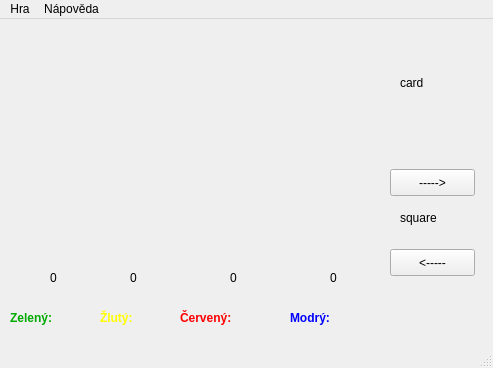
First picture: the form in src/gui/labyrinth/mainwindow.ui, repository nechutny/ICP, before the edit.
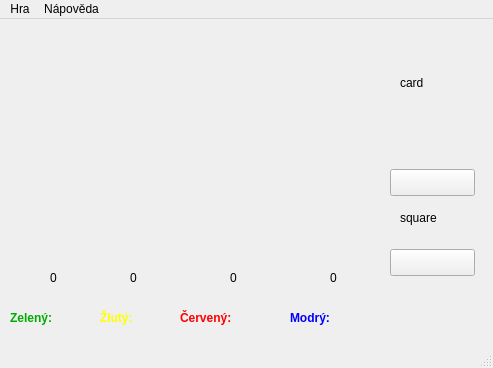
Second picture: the form after the edit.

```diff
--- a/src/gui/labyrinth/mainwindow.ui
+++ b/src/gui/labyrinth/mainwindow.ui
@@ -1096,7 +1096,7 @@
      </rect>
     </property>
     <property name="text">
-     <string>-----&gt;</string>
+     <string/>
     </property>
    </widget>
    <widget class="QPushButton" name="rotateL">
@@ -1109,7 +1109,7 @@
      </rect>
     </property>
     <property name="text">
-     <string>&lt;-----</string>
+     <string/>
     </property>
    </widget>
    <widget class="QLabel" name="square">
```
